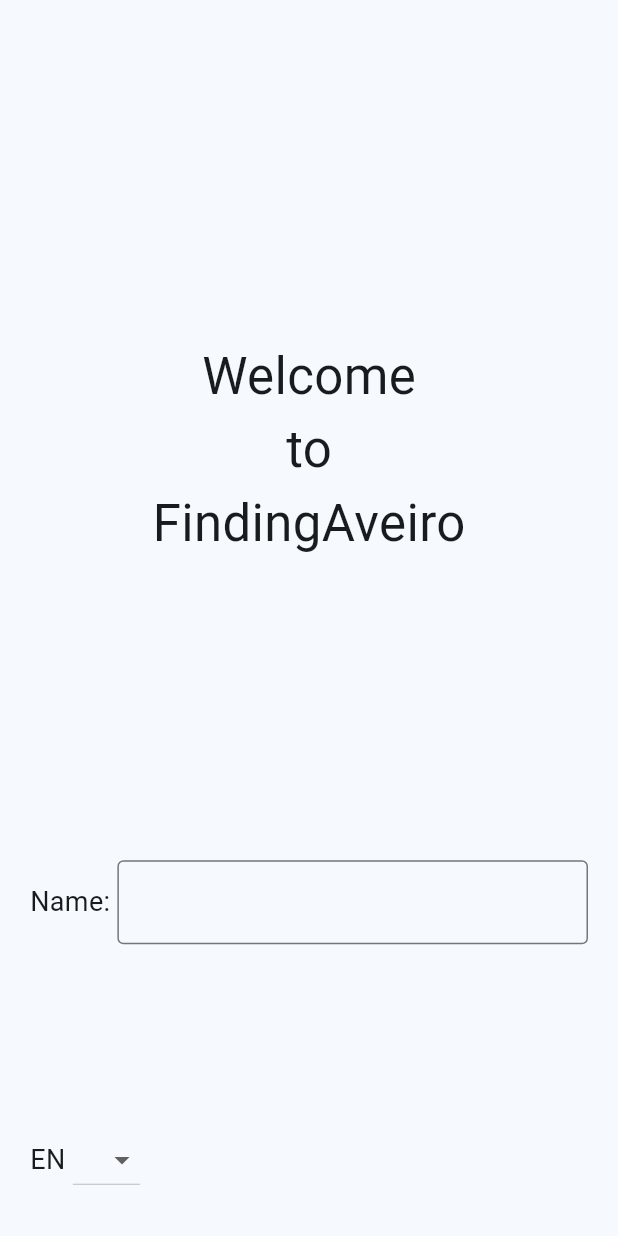
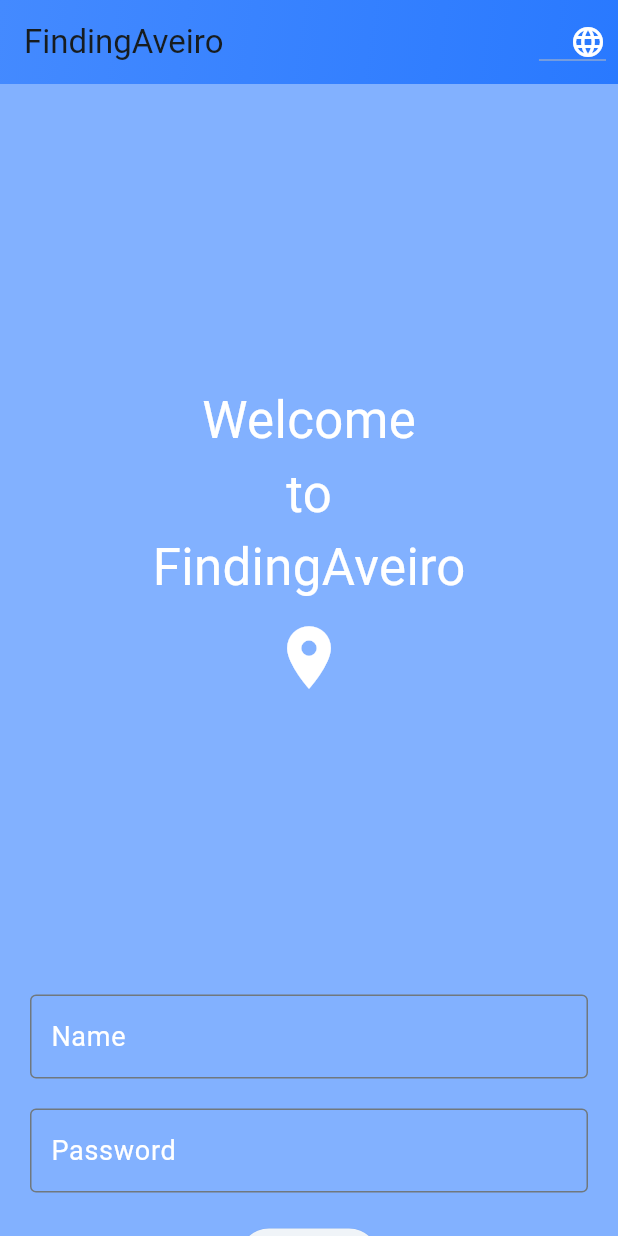
Before and after one commit to RodriguesCA/ICM-Project, a Flutter app: the screen it shows after launch, on a phone screen of 412 x 824 dp. Run offline on Flutter 3.47's test engine with Material 3 defaults, Android fonts, the light colour scheme and no system bars; our stand-ins replace google_maps_flutter.

Commit message:
better ui and point system

```diff
--- a/yellowfy/lib/app.dart
+++ b/yellowfy/lib/app.dart
@@ -17,7 +17,8 @@ class MyApp extends StatelessWidget {
       create: (context) => MyAppState(),
       child: MaterialApp(
         theme: ThemeData(
-          colorScheme: ColorScheme.fromSeed(seedColor: Color.fromRGBO(54, 201, 255, 1)),
+          colorScheme:
+              ColorScheme.fromSeed(seedColor: Color.fromRGBO(54, 201, 255, 1)),
           useMaterial3: true,
         ),
         home: WelcomePage(),
@@ -28,8 +29,12 @@ class MyApp extends StatelessWidget {
 
 class MyAppState extends ChangeNotifier {
   String userName = '';
-	List<String> language = ["PT", "EN"];
+  List<String> language = ["PT", "EN"];
   String currentLanguage = "EN";
+
+  get points => null;
+
+  set password(password) {}
 }
 
 class MainPage extends StatelessWidget {
@@ -72,10 +77,8 @@ class MainPage extends StatelessWidget {
           ),
           child: GoogleMap(
             myLocationEnabled: true,
-            initialCameraPosition: CameraPosition(
-              target: LatLng(40.6412, -8.65362),
-              zoom: 11.5
-            ),
+            initialCameraPosition:
+                CameraPosition(target: LatLng(40.6412, -8.65362), zoom: 11.5),
             zoomControlsEnabled: true,
             myLocationButtonEnabled: false,
             mapType: MapType.normal,
--- a/yellowfy/lib/shop.dart
+++ b/yellowfy/lib/shop.dart
@@ -16,14 +16,15 @@ class ShopPage extends StatelessWidget {
                 appState.userName,
                 style: TextStyle(fontSize: 18),
               ),
-            IconButton(
-              onPressed: () {
-                Navigator.push(
-                  context,
-                  MaterialPageRoute(builder: (context) => ShopPage()),
-                );
-              },
-              icon: Icon(Icons.shopping_cart),
+              Row(
+                children: [
+                  Icon(Icons.shopping_cart),
+                  SizedBox(width: 8), // Add some space between icon and points
+                  Text(
+                    '${appState.points}', // Display points from appState
+                    style: TextStyle(fontSize: 18),
+                  ),
+                ],
               ),
             ],
           ),
@@ -32,7 +33,6 @@ class ShopPage extends StatelessWidget {
             child: Divider(color: Colors.black.withOpacity(1)),
           ),
         ),
-      body: Center(child: Text("Shop Page"))
-    );
+        body: Center(child: Text("Shop Page")));
   }
 }
--- a/yellowfy/lib/welcome.dart
+++ b/yellowfy/lib/welcome.dart
@@ -3,7 +3,7 @@ import 'package:provider/provider.dart';
 import "package:yellowfy/app.dart";
 
 class WelcomePage extends StatefulWidget {
-  const WelcomePage({super.key});
+  const WelcomePage({Key? key}) : super(key: key);
 
   @override
   State<WelcomePage> createState() => _WelcomePageState();
@@ -15,7 +15,42 @@ class _WelcomePageState extends State<WelcomePage> {
     var appState = context.watch<MyAppState>();
 
     return Scaffold(
-      body: Center(
+      backgroundColor: Colors.blueAccent[100],
+      appBar: AppBar(
+        title: Text('FindingAveiro'),
+        backgroundColor: Colors.blueAccent[100],
+        flexibleSpace: Container(
+          decoration: BoxDecoration(
+            gradient: LinearGradient(
+              begin: Alignment.topLeft,
+              end: Alignment.bottomRight,
+              colors: [Colors.blueAccent, Colors.blueAccent[400]!],
+            ),
+          ),
+        ),
+        actions: [
+          Padding(
+            padding: const EdgeInsets.all(8.0),
+            child: DropdownButton<String>(
+              icon: Icon(Icons.language, color: Colors.white),
+              onChanged: (String? newValue) {
+                setState(() {
+                  appState.currentLanguage = newValue!;
+                });
+              },
+              items: appState.language
+                  .map<DropdownMenuItem<String>>((String value) {
+                return DropdownMenuItem<String>(
+                  value: value,
+                  child: Text(value, style: TextStyle(color: Colors.black)),
+                );
+              }).toList(),
+            ),
+          ),
+        ],
+      ),
+      body: SingleChildScrollView(
+        child: Center(
           child: Column(
             mainAxisAlignment: MainAxisAlignment.center,
             children: [
@@ -26,16 +61,18 @@ class _WelcomePageState extends State<WelcomePage> {
                   children: [
                     Text(
                       'Welcome',
-                    style: TextStyle(fontSize: 34),
+                      style: TextStyle(fontSize: 34, color: Colors.white),
                     ),
                     Text(
                       'to',
-                    style: TextStyle(fontSize: 34),
+                      style: TextStyle(fontSize: 34, color: Colors.white),
                     ),
                     Text(
                       'FindingAveiro',
-                    style: TextStyle(fontSize: 34),
+                      style: TextStyle(fontSize: 34, color: Colors.white),
                     ),
+                    SizedBox(height: 10),
+                    Icon(Icons.location_on, size: 50, color: Colors.white),
                   ],
                 ),
               ),
@@ -45,37 +82,29 @@ class _WelcomePageState extends State<WelcomePage> {
                   children: [
                     Text(
                       'Bemvindo',
-                    style: TextStyle(fontSize: 34),
+                      style: TextStyle(fontSize: 34, color: Colors.white),
                     ),
                     Text(
                       'a',
-                    style: TextStyle(fontSize: 34),
+                      style: TextStyle(fontSize: 34, color: Colors.white),
                     ),
                     Text(
                       'FindingAveiro',
-                    style: TextStyle(fontSize: 34),
+                      style: TextStyle(fontSize: 34, color: Colors.white),
                     ),
+                    SizedBox(height: 10),
+                    Icon(Icons.location_on, size: 50, color: Colors.white),
                   ],
                 ),
               ),
               SizedBox(height: 200),
               Padding(
                 padding: EdgeInsets.symmetric(horizontal: 20),
-              child: Row(
-                children: [
-                  if (appState.currentLanguage == "EN")
-                    Text(
-                      'Name: ',
-                      style: TextStyle(fontSize: 18),
-                    ),
-                  if (appState.currentLanguage == "PT")
-                    Text(
-                      'Nome: ',
-                      style: TextStyle(fontSize: 18),
-                    ),
-                  Expanded(
                 child: TextField(
                   decoration: InputDecoration(
+                    labelText:
+                        appState.currentLanguage == "EN" ? 'Name' : 'Nome',
+                    labelStyle: TextStyle(fontSize: 18, color: Colors.white),
                     border: OutlineInputBorder(gapPadding: 2.0),
                   ),
                   onChanged: (value) {
@@ -83,49 +112,45 @@ class _WelcomePageState extends State<WelcomePage> {
                       appState.userName = value;
                     });
                   },
+                  style: TextStyle(color: Colors.white),
                 ),
               ),
-                  if (appState.userName.isNotEmpty)
-                    IconButton(
+              SizedBox(height: 20),
+              Padding(
+                padding: EdgeInsets.symmetric(horizontal: 20),
+                child: TextField(
+                  obscureText: true,
+                  decoration: InputDecoration(
+                    labelText: appState.currentLanguage == "EN"
+                        ? 'Password'
+                        : 'Palavra-passe',
+                    labelStyle: TextStyle(fontSize: 18, color: Colors.white),
+                    border: OutlineInputBorder(gapPadding: 2.0),
+                  ),
+                  onChanged: (value) {
+                    setState(() {
+                      appState.password = value;
+                    });
+                  },
+                  style: TextStyle(color: Colors.white),
+                ),
+              ),
+              SizedBox(height: 20),
+              ElevatedButton(
                 onPressed: () {
                   Navigator.push(
                     context,
                     MaterialPageRoute(builder: (context) => MainPage()),
                   );
                 },
-                      icon: Icon(Icons.arrow_forward),
-                    ),
-                ],
+                child: Text(
+                  appState.currentLanguage == "EN" ? 'Login' : 'Login',
+                  style: TextStyle(fontSize: 18, color: Colors.black),
                 ),
               ),
               SizedBox(height: 120),
-            Padding(
-              padding: EdgeInsets.symmetric(horizontal: 20),
-              child: Row(
-                children: [
-                  Text(
-                    appState.currentLanguage,
-                    style: TextStyle(fontSize: 18),
-                  ),
-                  SizedBox(width: 5),
-                  DropdownButton<String>(
-                    icon: Icon(Icons.arrow_drop_down),
-                    onChanged: (String? newValue) {
-                      setState(() {
-                        appState.currentLanguage = newValue!;
-                      });
-                    },
-                    items: appState.language.map<DropdownMenuItem<String>>((String value) {
-                      return DropdownMenuItem<String>(
-                        value: value,
-                        child: Text(value),
-                      );
-                    }).toList(),
-                  ),
             ],
           ),
-            ),
-          ],
         ),
       ),
     );
```
Lines whose indentation alone changed are shown as unchanged.
